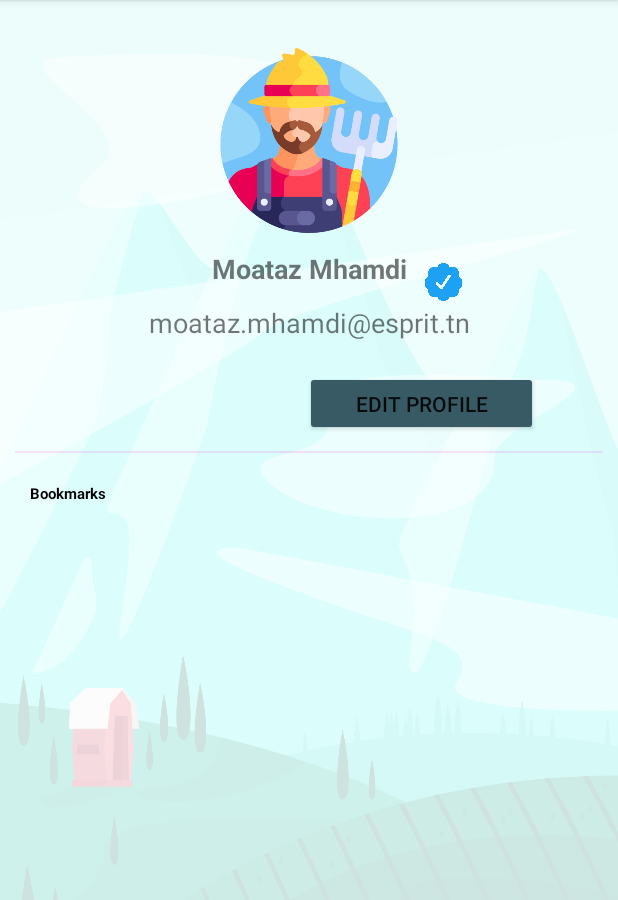
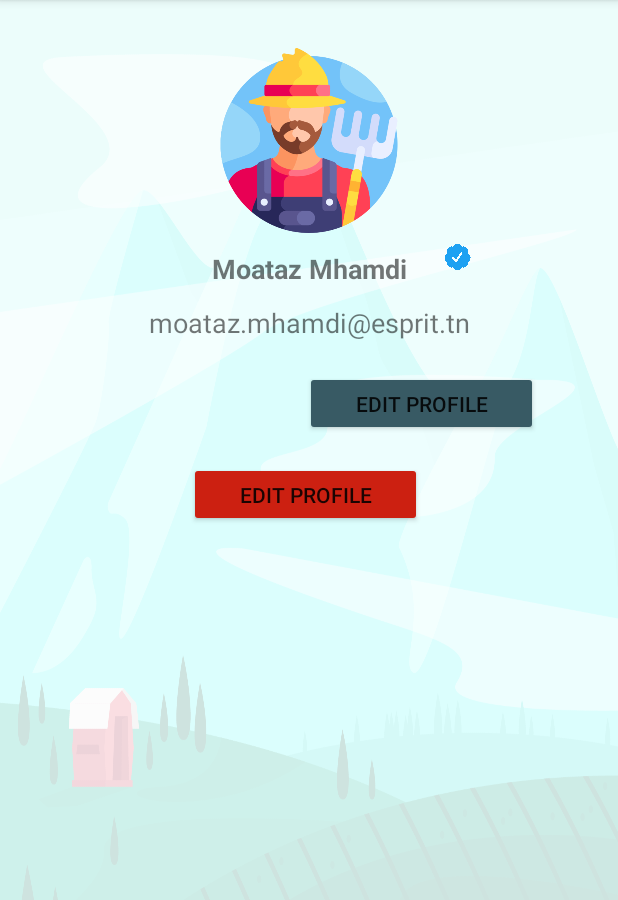
Before and after one commit to MoatazMhamdi/AgriConnect-Android, an Android app: the Profile screen opened directly, with no data from a screen before it, on a phone screen of 412 x 824 dp, the part 84-984 px from its top. Run offline under Robolectric (Android 15) with nearby library versions, the phone set to English and light mode, and no system bars.

Commit message:
desactiver compte

```diff
--- a/AgriConnect2/app/build.gradle
+++ b/AgriConnect2/app/build.gradle
@@ -58,4 +58,5 @@ dependencies {
 
 
 
+
 }
--- a/AgriConnect2/app/src/main/AndroidManifest.xml
+++ b/AgriConnect2/app/src/main/AndroidManifest.xml
@@ -17,6 +17,9 @@
         android:theme="@style/Theme.AgriConnect"
         android:usesCleartextTraffic="true"
         tools:targetApi="31">
+        <activity
+            android:name=".ui.DeleteUser"
+            android:exported="false" />
         <activity
             android:name=".ui.reset"
             android:exported="false" />
--- a/AgriConnect2/app/src/main/java/tn/sim5/agriconnect/ViewModels/ApiService.kt
+++ b/AgriConnect2/app/src/main/java/tn/sim5/agriconnect/ViewModels/ApiService.kt
@@ -3,9 +3,14 @@ package tn.sim5.agriconnect.ViewModels
 import retrofit2.Call
 import retrofit2.Response
 import retrofit2.http.Body
+import retrofit2.http.DELETE
 import retrofit2.http.Header
 import retrofit2.http.PATCH
 import retrofit2.http.POST
+import retrofit2.http.Path
+import retrofit2.http.Query
+import tn.sim5.agriconnect.models.DeleteUserRequest
+import tn.sim5.agriconnect.models.DeleteUserResponse
 import tn.sim5.agriconnect.models.EditProfileRequest
 import tn.sim5.agriconnect.models.EditProfileResponse
 import tn.sim5.agriconnect.models.FarmerSignUpRequest
@@ -32,4 +37,7 @@ interface ApiService {
     suspend fun verifyOtp(@Body request: VerifyOtpRequest): Response<OtpResponsee>
     @POST("users/resetPassword")
     suspend fun resetPassword(@Body request: ResetPasswordRequest): Response<ResetPasswordResponse>
+    @DELETE("users/{numTel}")
+    suspend fun deleteUserByNumTel(@Path("numTel") numTel: String): Response<DeleteUserResponse>
+
 }
--- a/AgriConnect2/app/src/main/java/tn/sim5/agriconnect/models/User.kt
+++ b/AgriConnect2/app/src/main/java/tn/sim5/agriconnect/models/User.kt
@@ -53,3 +53,9 @@ data class ResetPasswordRequest(val numTel: String, val newPassword: String)
 data class ResetPasswordResponse(
     val message: String
 )
+data class DeleteUserResponse(
+    val message: String,
+)
+data class DeleteUserRequest(
+    val numTel: String
+)
--- a/AgriConnect2/app/src/main/java/tn/sim5/agriconnect/ui/Profile.kt
+++ b/AgriConnect2/app/src/main/java/tn/sim5/agriconnect/ui/Profile.kt
@@ -42,6 +42,9 @@ class Profile : AppCompatActivity() {
         binding.btnEditProfile.setOnClickListener {
             startActivity(Intent(this, EditProfile::class.java))
         }
+        binding.btnremoveaccount.setOnClickListener {
+            startActivity(Intent(this, DeleteUser::class.java))
+        }
 
         binding.btnLogout.setOnClickListener {
             // Clear session on logout
--- a/AgriConnect2/app/src/main/java/tn/sim5/agriconnect/utils/RetrofitImp.kt
+++ b/AgriConnect2/app/src/main/java/tn/sim5/agriconnect/utils/RetrofitImp.kt
@@ -8,7 +8,7 @@ import tn.sim5.agriconnect.ViewModels.ApiService
 
 object RetrofitImp {
    // private const val BASE_URL = "http://10.0.2.2:9090/"
-    private const val BASE_URL = "http://192.168.1.169:9090/"
+    private const val BASE_URL = "http://192.168.1.14:9090/"
 
     private val retrofit: Retrofit by lazy {
         Retrofit.Builder()
@@ -26,6 +26,9 @@ object RetrofitImp {
             .build()
     }
 
+
+
+
     val apiService: ApiService by lazy {
         retrofit.create(ApiService::class.java)
     }
--- a/AgriConnect2/app/src/main/res/layout/activity_profile.xml
+++ b/AgriConnect2/app/src/main/res/layout/activity_profile.xml
@@ -58,6 +58,20 @@
         app:layout_constraintTop_toBottomOf="@+id/txtEmail" />
 
     <Button
+        android:id="@+id/btnremoveaccount"
+        android:layout_width="155dp"
+        android:layout_height="43dp"
+        android:layout_margin="20dp"
+        android:backgroundTint="#CC2011"
+        android:text="Edit Profile"
+        app:layout_constraintBottom_toBottomOf="parent"
+        app:layout_constraintEnd_toEndOf="parent"
+        app:layout_constraintHorizontal_bias="0.488"
+        app:layout_constraintStart_toStartOf="parent"
+        app:layout_constraintTop_toTopOf="parent"
+        app:layout_constraintVertical_bias="0.421" />
+
+    <Button
         android:id="@+id/btnLogout"
         android:layout_width="149dp"
         android:layout_height="44dp"
@@ -70,39 +84,16 @@
         app:layout_constraintStart_toStartOf="parent"
         app:layout_constraintTop_toBottomOf="@+id/txtEmail" />
 
-    <com.google.android.material.divider.MaterialDivider
-        android:id="@+id/materialDivider"
-        android:layout_width="match_parent"
-        android:layout_height="wrap_content"
-        android:layout_margin="10dp"
-        app:layout_constraintEnd_toEndOf="parent"
-        app:layout_constraintStart_toStartOf="parent"
-        app:layout_constraintTop_toBottomOf="@+id/btnEditProfile" />
-
-    <TextView
-        android:id="@+id/textView"
-        android:layout_width="match_parent"
-        android:layout_height="wrap_content"
-        android:layout_margin="20dp"
-        android:gravity="start|center"
-        android:text="Bookmarks"
-        android:textAppearance="?attr/textAppearanceBodyLarge"
-        android:textStyle="bold"
-        app:layout_constraintEnd_toEndOf="parent"
-        app:layout_constraintHorizontal_bias="0.6"
-        app:layout_constraintStart_toStartOf="parent"
-        app:layout_constraintTop_toBottomOf="@+id/materialDivider" />
-
     <ImageView
         android:id="@+id/imageView4"
-        android:layout_width="31dp"
-        android:layout_height="25dp"
+        android:layout_width="27dp"
+        android:layout_height="17dp"
         app:layout_constraintBottom_toBottomOf="parent"
         app:layout_constraintEnd_toEndOf="parent"
-        app:layout_constraintHorizontal_bias="0.736"
+        app:layout_constraintHorizontal_bias="0.757"
         app:layout_constraintStart_toStartOf="parent"
         app:layout_constraintTop_toTopOf="parent"
-        app:layout_constraintVertical_bias="0.236"
+        app:layout_constraintVertical_bias="0.217"
         app:srcCompat="@drawable/pngwing" />
 
 </androidx.constraintlayout.widget.ConstraintLayout>
--- a/AgriConnect2/build.gradle
+++ b/AgriConnect2/build.gradle
@@ -1,6 +1,6 @@
 // Top-level build file where you can add configuration options common to all sub-projects/modules.
 plugins {
-    id 'com.android.application' version '8.0.1' apply false
+    id 'com.android.application' version '8.0.2' apply false
     id 'com.android.library' version '8.0.2' apply false
     id 'org.jetbrains.kotlin.android' version '1.8.20' apply false
 }
```
Also changed, not shown: AgriConnect2/app/src/main/java/tn/sim5/agriconnect/ViewModels/DeleteUserViewModel.kt (added, +28 -0 lines), AgriConnect2/app/src/main/java/tn/sim5/agriconnect/ui/DeleteUser.kt (added, +55 -0 lines), AgriConnect2/app/src/main/res/layout/activity_delete_user.xml (added, +92 -0 lines), AgriConnect2/app/src/main/res/drawable-can/trash.png (added), 3 other files.
